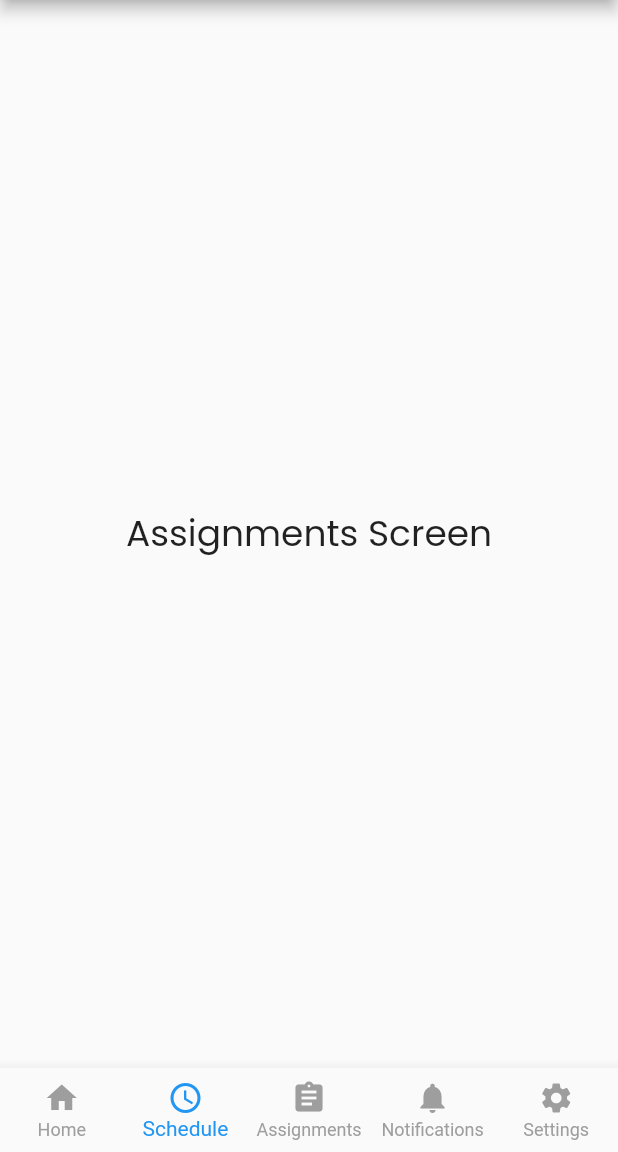
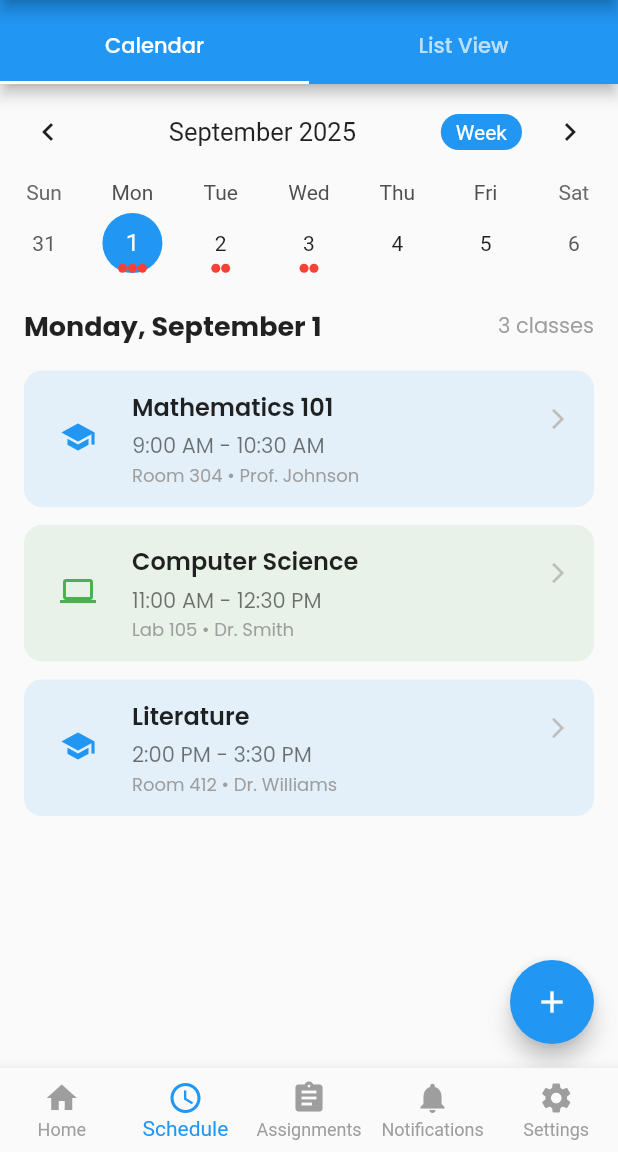
Before and after one commit to majidbhuiyan20/EduNotify, a Flutter app: the screen it shows once a user with an empty profile is signed in, item 2 of the bottom bar chosen, on a phone screen of 412 x 824 dp, the part 84-1236 px from its top. Run offline on Flutter 3.47's test engine with Material 3 defaults, Android fonts, the light colour scheme and no system bars; drawn by our look-alikes of table_calendar; our stand-ins replace firebase_auth, firebase_core, fluttertoast, go_router, google_fonts, google_sign_in and 1 more; accounts and stored records are empty; network calls fail.

Commit message:
schedule screen added

```diff
--- a/lib/app/features/home_screen.dart
+++ b/lib/app/features/home_screen.dart
@@ -3,6 +3,7 @@ import 'package:flutter/material.dart';
 import 'package:google_fonts/google_fonts.dart';
 
 import '../auth/login_screen.dart';
+import '../schedule_screen.dart';
 
 class HomeScreen extends StatefulWidget {
   const HomeScreen({super.key});
@@ -15,7 +16,7 @@ class _HomeScreenState extends State<HomeScreen> {
   int _currentIndex = 0;
   final List<Widget> _screens = [
     const DashboardScreen(),
-   // const ScheduleScreen(),
+    const ScheduleScreen(),
     const AssignmentsScreen(),
     const NotificationsScreen(),
     SettingsScreen(),
--- a/lib/app/schedule_screen.dart
+++ b/lib/app/schedule_screen.dart
@@ -0,0 +1,535 @@
+import 'package:flutter/material.dart';
+import 'package:google_fonts/google_fonts.dart';
+import 'package:intl/intl.dart';
+import 'package:table_calendar/table_calendar.dart';
+
+class ScheduleScreen extends StatefulWidget {
+  const ScheduleScreen({super.key});
+
+  @override
+  State<ScheduleScreen> createState() => _ScheduleScreenState();
+}
+
+class _ScheduleScreenState extends State<ScheduleScreen> with SingleTickerProviderStateMixin {
+  late TabController _tabController;
+  CalendarFormat _calendarFormat = CalendarFormat.week;
+  DateTime _focusedDay = DateTime.now();
+  DateTime? _selectedDay;
+  final Map<DateTime, List<ClassEvent>> _events = {};
+
+  @override
+  void initState() {
+    super.initState();
+    _tabController = TabController(length: 2, vsync: this);
+    _selectedDay = _focusedDay;
+    _initializeEvents();
+  }
+
+  void _initializeEvents() {
+    final now = DateTime.now();
+
+    // Add some sample events
+    _events[DateTime(now.year, now.month, now.day)] = [
+      ClassEvent(
+        title: 'Mathematics 101',
+        time: '9:00 AM - 10:30 AM',
+        location: 'Room 304',
+        instructor: 'Prof. Johnson',
+        type: ClassType.lecture,
+      ),
+      ClassEvent(
+        title: 'Computer Science',
+        time: '11:00 AM - 12:30 PM',
+        location: 'Lab 105',
+        instructor: 'Dr. Smith',
+        type: ClassType.lab,
+      ),
+      ClassEvent(
+        title: 'Literature',
+        time: '2:00 PM - 3:30 PM',
+        location: 'Room 412',
+        instructor: 'Dr. Williams',
+        type: ClassType.lecture,
+      ),
+    ];
+
+    _events[DateTime(now.year, now.month, now.day + 1)] = [
+      ClassEvent(
+        title: 'Physics',
+        time: '10:00 AM - 11:30 AM',
+        location: 'Room 205',
+        instructor: 'Prof. Brown',
+        type: ClassType.lecture,
+      ),
+      ClassEvent(
+        title: 'Computer Science Tutorial',
+        time: '1:00 PM - 2:30 PM',
+        location: 'Lab 107',
+        instructor: 'TA Rodriguez',
+        type: ClassType.tutorial,
+      ),
+    ];
+
+    _events[DateTime(now.year, now.month, now.day + 2)] = [
+      ClassEvent(
+        title: 'Mathematics Problem Session',
+        time: '9:30 AM - 11:00 AM',
+        location: 'Room 310',
+        instructor: 'Prof. Johnson',
+        type: ClassType.tutorial,
+      ),
+      ClassEvent(
+        title: 'Literature Discussion',
+        time: '2:00 PM - 3:30 PM',
+        location: 'Room 415',
+        instructor: 'Dr. Williams',
+        type: ClassType.discussion,
+      ),
+    ];
+  }
+
+  List<ClassEvent> _getEventsForDay(DateTime day) {
+    return _events[DateTime(day.year, day.month, day.day)] ?? [];
+  }
+
+  @override
+  Widget build(BuildContext context) {
+    final events = _getEventsForDay(_selectedDay!);
+
+    return Scaffold(
+      appBar: AppBar(
+        bottom: PreferredSize(
+          preferredSize: const Size.fromHeight(0.0), // Set the desired height
+          child: TabBar(
+            controller: _tabController,
+            tabs: const [
+              Tab(text: 'Calendar'),
+              Tab(text: 'List View'),
+            ],
+           // indicatorSize: TabBarIndicatorSize.values,
+            labelStyle: GoogleFonts.poppins(fontWeight: FontWeight.w500),
+          ),
+        ),
+      ),
+      body: TabBarView(
+        controller: _tabController,
+        children: [
+          // Calendar View
+          Column(
+            children: [
+              TableCalendar(
+                firstDay: DateTime.now().subtract(const Duration(days: 30)),
+                lastDay: DateTime.now().add(const Duration(days: 60)),
+                focusedDay: _focusedDay,
+                calendarFormat: _calendarFormat,
+                eventLoader: _getEventsForDay,
+                selectedDayPredicate: (day) {
+                  return isSameDay(_selectedDay, day);
+                },
+                onDaySelected: (selectedDay, focusedDay) {
+                  setState(() {
+                    _selectedDay = selectedDay;
+                    _focusedDay = focusedDay;
+                  });
+                },
+                onFormatChanged: (format) {
+                  setState(() {
+                    _calendarFormat = format;
+                  });
+                },
+                onPageChanged: (focusedDay) {
+                  _focusedDay = focusedDay;
+                },
+                calendarStyle: CalendarStyle(
+                  todayDecoration: BoxDecoration(
+                    color: Colors.blue.withOpacity(0.3),
+                    shape: BoxShape.circle,
+                  ),
+                  selectedDecoration: const BoxDecoration(
+                    color: Colors.blue,
+                    shape: BoxShape.circle,
+                  ),
+                  markerDecoration: BoxDecoration(
+                    color: Colors.red,
+                    shape: BoxShape.circle,
+                  ),
+                  markersAutoAligned: true,
+                  markerSize: 6,
+                ),
+                headerStyle: HeaderStyle(
+                  formatButtonVisible: true,
+                  titleCentered: true,
+                  formatButtonShowsNext: false,
+                  formatButtonDecoration: BoxDecoration(
+                    color: Colors.blue,
+                    borderRadius: BorderRadius.circular(20),
+                  ),
+                  formatButtonTextStyle: const TextStyle(color: Colors.white),
+                ),
+              ),
+              const SizedBox(height: 16),
+              Padding(
+                padding: const EdgeInsets.symmetric(horizontal: 16),
+                child: Row(
+                  children: [
+                    Text(
+                      DateFormat('EEEE, MMMM d').format(_selectedDay!),
+                      style: GoogleFonts.poppins(
+                        fontSize: 18,
+                        fontWeight: FontWeight.bold,
+                      ),
+                    ),
+                    const Spacer(),
+                    Text(
+                      '${events.length} classes',
+                      style: GoogleFonts.poppins(
+                        color: Colors.grey,
+                      ),
+                    ),
+                  ],
+                ),
+              ),
+              const SizedBox(height: 16),
+              Expanded(
+                child: events.isEmpty
+                    ? Center(
+                  child: Column(
+                    mainAxisAlignment: MainAxisAlignment.center,
+                    children: [
+                      Icon(
+                        Icons.event_available,
+                        size: 64,
+                        color: Colors.grey[300],
+                      ),
+                      const SizedBox(height: 16),
+                      Text(
+                        'No classes scheduled',
+                        style: GoogleFonts.poppins(
+                          color: Colors.grey,
+                          fontSize: 18,
+                        ),
+                      ),
+                    ],
+                  ),
+                )
+                    : ListView.builder(
+                  padding: const EdgeInsets.symmetric(horizontal: 16),
+                  itemCount: events.length,
+                  itemBuilder: (context, index) {
+                    return _buildClassItem(events[index]);
+                  },
+                ),
+              ),
+            ],
+          ),
+
+          // List View
+          Column(
+            children: [
+              Padding(
+                padding: const EdgeInsets.all(16),
+                child: Row(
+                  children: [
+                    Text(
+                      'This Week',
+                      style: GoogleFonts.poppins(
+                        fontSize: 20,
+                        fontWeight: FontWeight.bold,
+                      ),
+                    ),
+                    const Spacer(),
+                    IconButton(
+                      icon: const Icon(Icons.calendar_today),
+                      onPressed: () {
+                        setState(() {
+                          _tabController.animateTo(0);
+                        });
+                      },
+                    ),
+                  ],
+                ),
+              ),
+              Expanded(
+                child: ListView(
+                  children: [
+                    _buildDaySchedule(
+                      DateTime.now(),
+                      _getEventsForDay(DateTime.now()),
+                    ),
+                    _buildDaySchedule(
+                      DateTime.now().add(const Duration(days: 1)),
+                      _getEventsForDay(DateTime.now().add(const Duration(days: 1))),
+                    ),
+                    _buildDaySchedule(
+                      DateTime.now().add(const Duration(days: 2)),
+                      _getEventsForDay(DateTime.now().add(const Duration(days: 2))),
+                    ),
+                    _buildDaySchedule(
+                      DateTime.now().add(const Duration(days: 3)),
+                      _getEventsForDay(DateTime.now().add(const Duration(days: 3))),
+                    ),
+                    _buildDaySchedule(
+                      DateTime.now().add(const Duration(days: 4)),
+                      _getEventsForDay(DateTime.now().add(const Duration(days: 4))),
+                    ),
+                  ],
+                ),
+              ),
+            ],
+          ),
+        ],
+      ),
+      floatingActionButton: FloatingActionButton(
+        onPressed: () {
+          // Add new class functionality
+          _showAddClassDialog();
+        },
+        backgroundColor: Colors.blue,
+        child: const Icon(Icons.add, color: Colors.white),
+      ),
+    );
+  }
+
+  Widget _buildDaySchedule(DateTime day, List<ClassEvent> events) {
+    return Card(
+      margin: const EdgeInsets.symmetric(horizontal: 16, vertical: 8),
+      child: Padding(
+        padding: const EdgeInsets.all(16),
+        child: Column(
+          crossAxisAlignment: CrossAxisAlignment.start,
+          children: [
+            Text(
+              DateFormat('EEEE, MMMM d').format(day),
+              style: GoogleFonts.poppins(
+                fontSize: 18,
+                fontWeight: FontWeight.bold,
+              ),
+            ),
+            const SizedBox(height: 8),
+            if (events.isEmpty)
+              Padding(
+                padding: const EdgeInsets.symmetric(vertical: 16),
+                child: Text(
+                  'No classes scheduled',
+                  style: GoogleFonts.poppins(
+                    color: Colors.grey,
+                  ),
+                ),
+              )
+            else
+              Column(
+                children: events.map((event) => _buildClassItem(event)).toList(),
+              ),
+          ],
+        ),
+      ),
+    );
+  }
+
+  Widget _buildClassItem(ClassEvent event) {
+    Color bgColor;
+    IconData icon;
+
+    switch (event.type) {
+      case ClassType.lecture:
+        bgColor = Colors.blue.withOpacity(0.1);
+        icon = Icons.school;
+        break;
+      case ClassType.lab:
+        bgColor = Colors.green.withOpacity(0.1);
+        icon = Icons.computer;
+        break;
+      case ClassType.tutorial:
+        bgColor = Colors.orange.withOpacity(0.1);
+        icon = Icons.group;
+        break;
+      case ClassType.discussion:
+        bgColor = Colors.purple.withOpacity(0.1);
+        icon = Icons.forum;
+        break;
+    }
+
+    return Container(
+      margin: const EdgeInsets.only(bottom: 12),
+      decoration: BoxDecoration(
+        color: bgColor,
+        borderRadius: BorderRadius.circular(12),
+      ),
+      child: ListTile(
+        contentPadding: const EdgeInsets.symmetric(horizontal: 16, vertical: 8),
+        leading: CircleAvatar(
+          backgroundColor: Colors.transparent,
+          child: Icon(icon, color: _getColorForType(event.type)),
+        ),
+        title: Text(
+          event.title,
+          style: GoogleFonts.poppins(
+            fontWeight: FontWeight.w600,
+          ),
+        ),
+        subtitle: Column(
+          crossAxisAlignment: CrossAxisAlignment.start,
+          children: [
+            const SizedBox(height: 4),
+            Text(
+              event.time,
+              style: GoogleFonts.poppins(
+                fontSize: 14,
+              ),
+            ),
+            Text(
+              '${event.location} • ${event.instructor}',
+              style: GoogleFonts.poppins(
+                fontSize: 12,
+                color: Colors.grey,
+              ),
+            ),
+          ],
+        ),
+        trailing: Icon(
+          Icons.arrow_forward_ios,
+          size: 16,
+          color: Colors.grey[400],
+        ),
+        onTap: () {
+          // Navigate to class details
+          _showClassDetails(event);
+        },
+      ),
+    );
+  }
+
+  Color _getColorForType(ClassType type) {
+    switch (type) {
+      case ClassType.lecture:
+        return Colors.blue;
+      case ClassType.lab:
+        return Colors.green;
+      case ClassType.tutorial:
+        return Colors.orange;
+      case ClassType.discussion:
+        return Colors.purple;
+    }
+  }
+
+  void _showClassDetails(ClassEvent event) {
+    showDialog(
+      context: context,
+      builder: (context) => AlertDialog(
+        title: Text(
+          event.title,
+          style: GoogleFonts.poppins(
+            fontWeight: FontWeight.bold,
+          ),
+        ),
+        content: Column(
+          mainAxisSize: MainAxisSize.min,
+          crossAxisAlignment: CrossAxisAlignment.start,
+          children: [
+            _buildDetailRow(Icons.access_time, event.time),
+            _buildDetailRow(Icons.location_on, event.location),
+            _buildDetailRow(Icons.person, event.instructor),
+            _buildDetailRow(
+              _getIconForType(event.type),
+              _getTypeText(event.type),
+            ),
+          ],
+        ),
+        actions: [
+          TextButton(
+            onPressed: () => Navigator.pop(context),
+            child: const Text('Close'),
+          ),
+        ],
+      ),
+    );
+  }
+
+  Widget _buildDetailRow(IconData icon, String text) {
+    return Padding(
+      padding: const EdgeInsets.symmetric(vertical: 8),
+      child: Row(
+        children: [
+          Icon(icon, size: 20, color: Colors.grey),
+          const SizedBox(width: 12),
+          Text(text, style: GoogleFonts.poppins()),
+        ],
+      ),
+    );
+  }
+
+  IconData _getIconForType(ClassType type) {
+    switch (type) {
+      case ClassType.lecture:
+        return Icons.school;
+      case ClassType.lab:
+        return Icons.computer;
+      case ClassType.tutorial:
+        return Icons.group;
+      case ClassType.discussion:
+        return Icons.forum;
+    }
+  }
+
+  String _getTypeText(ClassType type) {
+    switch (type) {
+      case ClassType.lecture:
+        return 'Lecture';
+      case ClassType.lab:
+        return 'Lab Session';
+      case ClassType.tutorial:
+        return 'Tutorial';
+      case ClassType.discussion:
+        return 'Discussion';
+    }
+  }
+
+  void _showAddClassDialog() {
+    // This would open a dialog to add a new class
+    // For now, just show a placeholder
+    showDialog(
+      context: context,
+      builder: (context) => AlertDialog(
+        title: Text(
+          'Add New Class',
+          style: GoogleFonts.poppins(
+            fontWeight: FontWeight.bold,
+          ),
+        ),
+        content: Text(
+          'This feature would allow you to add a new class to your schedule.',
+          style: GoogleFonts.poppins(),
+        ),
+        actions: [
+          TextButton(
+            onPressed: () => Navigator.pop(context),
+            child: const Text('OK'),
+          ),
+        ],
+      ),
+    );
+  }
+}
+
+class ClassEvent {
+  final String title;
+  final String time;
+  final String location;
+  final String instructor;
+  final ClassType type;
+
+  ClassEvent({
+    required this.title,
+    required this.time,
+    required this.location,
+    required this.instructor,
+    required this.type,
+  });
+}
+
+enum ClassType {
+  lecture,
+  lab,
+  tutorial,
+  discussion,
+}
```
